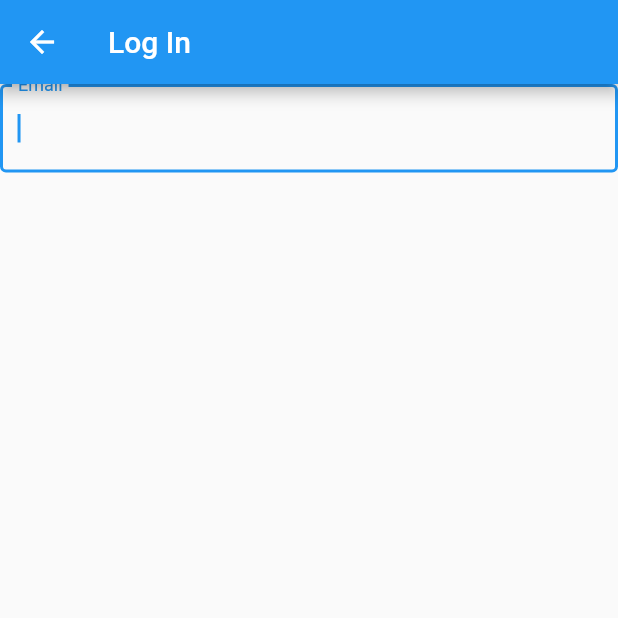
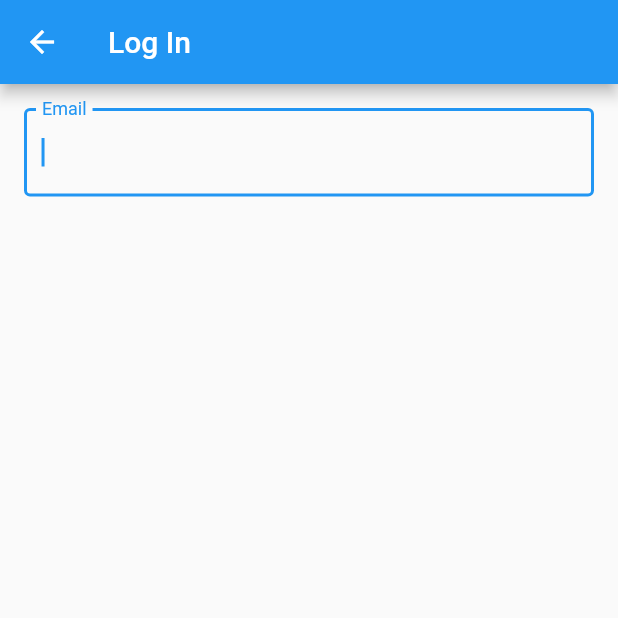
Before and after one commit to cyliong/list-cross-platform-sync, a Flutter app: the screen it shows after launch, after a tap on the "logout" icon, on a phone screen of 412 x 824 dp, the top half of it. Run offline on Flutter 3.47's test engine with Material 2 defaults, Android fonts, the phone set to English and light mode, and no system bars; our stand-ins replace cloud_firestore, firebase_auth, firebase_core; accounts and stored records are empty.

Commit message:
Improve layout for LoginPage

```diff
--- a/lib/page/login_page.dart
+++ b/lib/page/login_page.dart
@@ -12,7 +12,10 @@ class _LoginPageState extends State<LoginPage> {
       appBar: AppBar(
         title: const Text('Log In'),
       ),
-      body: Column(
+      body: SafeArea(
+        child: SingleChildScrollView(
+          padding: EdgeInsets.all(16.0),
+          child: Column(
             children: [
               TextField(
                 keyboardType: TextInputType.emailAddress,
@@ -24,6 +27,8 @@ class _LoginPageState extends State<LoginPage> {
               )
             ],
           ),
+        ),
+      ),
     );
   }
 }
```
Lines whose indentation alone changed are shown as unchanged.
